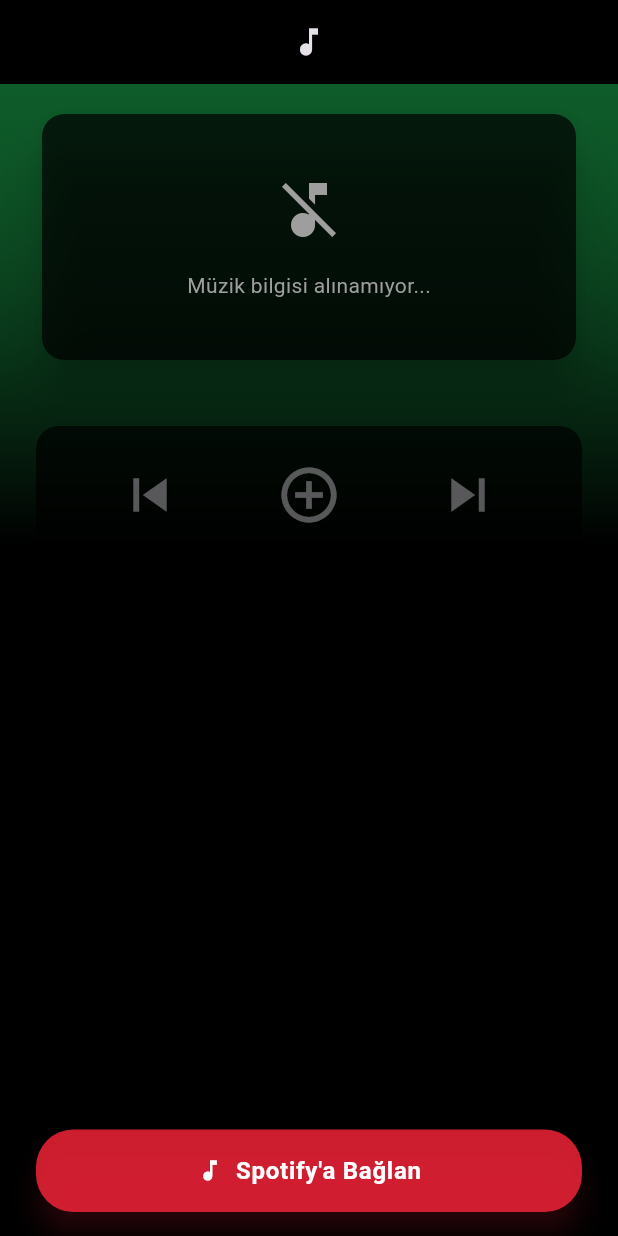
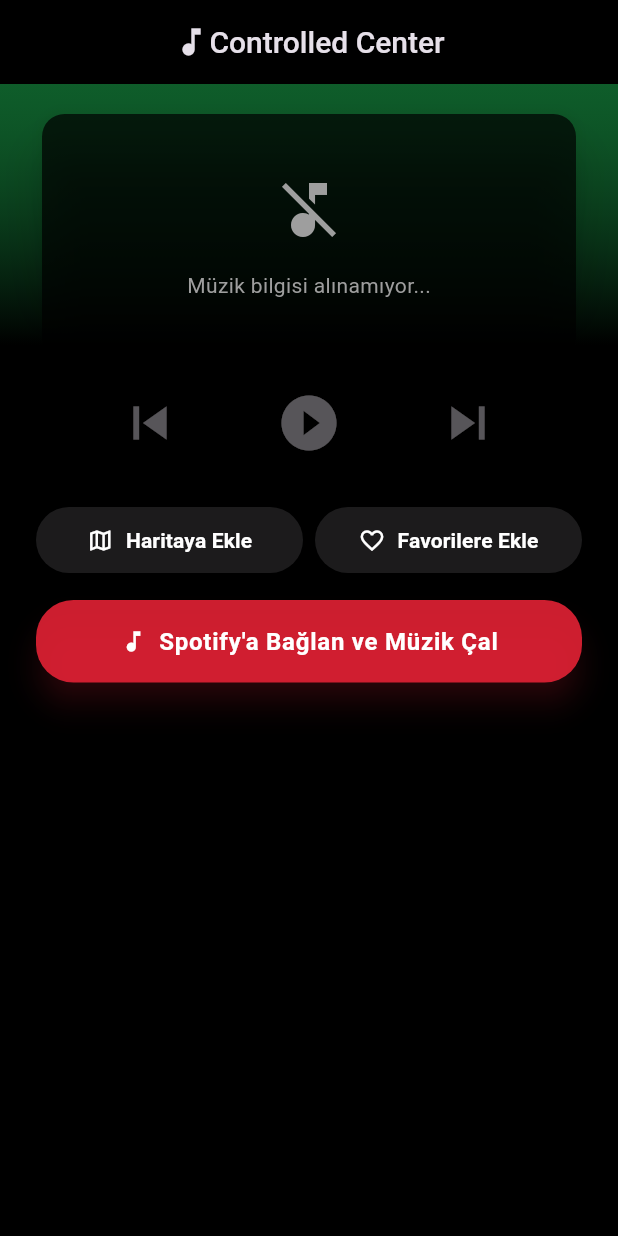
Before and after one commit to ernklyc/flutter_spotify_sdk_app, a Flutter app: the screen it shows after launch, on a phone screen of 412 x 824 dp. Run offline on Flutter 3.47's test engine with Material 3 defaults, Android fonts, the phone set to English and light mode, and no system bars; our stand-ins replace flutter_dotenv; missing offline and left inert: spotify_sdk; network calls fail.

Commit message:
Play pause button, favoriite button, map button

```diff
--- a/spotify_app/lib/main.dart
+++ b/spotify_app/lib/main.dart
@@ -78,6 +78,10 @@ class _SpotifyHomePageState extends State<SpotifyHomePage> {
               errorBuilder: (context, error, stackTrace) =>
                   const Icon(Icons.music_note),
             ),
+            Text(
+              "Controlled Center",
+              style: TextStyle(fontWeight: FontWeight.w500, fontSize: 20),
+            ),
           ],
         ),
         backgroundColor: Colors.black,
@@ -96,8 +100,12 @@ class _SpotifyHomePageState extends State<SpotifyHomePage> {
             stops: const [0.0, 0.4, 0.8],
           ),
         ),
+        child: SafeArea(
+          child: SingleChildScrollView(
+            physics: const BouncingScrollPhysics(),
             child: Padding(
-          padding: const EdgeInsets.symmetric(horizontal: 24.0, vertical: 16.0),
+              padding:
+                  const EdgeInsets.symmetric(horizontal: 24.0, vertical: 16.0),
               child: Column(
                 crossAxisAlignment: CrossAxisAlignment.stretch,
                 children: [
@@ -112,7 +120,8 @@ class _SpotifyHomePageState extends State<SpotifyHomePage> {
                       child: StreamBuilder<PlayerState>(
                         stream: SpotifySdk.subscribePlayerState(),
                         builder: (context, snapshot) {
-                      if (!snapshot.hasData || snapshot.data?.track == null) {
+                          if (!snapshot.hasData ||
+                              snapshot.data?.track == null) {
                             return const Center(
                               child: Column(
                                 mainAxisSize: MainAxisSize.min,
@@ -135,7 +144,7 @@ class _SpotifyHomePageState extends State<SpotifyHomePage> {
                           return Column(
                             crossAxisAlignment: CrossAxisAlignment.start,
                             children: [
-                          if (imageUrl != null) ...[
+                              ...[
                                 Center(
                                   child: Container(
                                     decoration: BoxDecoration(
@@ -156,7 +165,8 @@ class _SpotifyHomePageState extends State<SpotifyHomePage> {
                                         height: 240,
                                         width: 240,
                                         fit: BoxFit.cover,
-                                    errorBuilder: (context, error, stackTrace) {
+                                        errorBuilder:
+                                            (context, error, stackTrace) {
                                           return Container(
                                             height: 240,
                                             width: 240,
@@ -178,12 +188,12 @@ class _SpotifyHomePageState extends State<SpotifyHomePage> {
                                 padding: const EdgeInsets.symmetric(
                                     horizontal: 12, vertical: 6),
                                 decoration: BoxDecoration(
-                              color: const Color(0xFF1DB954)
-                                  .withOpacity(0.2), // Daha belirgin arka plan
+                                  color: const Color(0xFF1DB954).withOpacity(
+                                      0.2), // Daha belirgin arka plan
                                   borderRadius: BorderRadius.circular(4),
                                   border: Border.all(
-                                color: const Color(0xFF1DB954)
-                                    .withOpacity(0.4), // Daha belirgin kenar
+                                    color: const Color(0xFF1DB954).withOpacity(
+                                        0.4), // Daha belirgin kenar
                                     width: 1,
                                   ),
                                 ),
@@ -236,7 +246,6 @@ class _SpotifyHomePageState extends State<SpotifyHomePage> {
                       ),
                     ),
                   ),
-              const SizedBox(height: 40),
                   Container(
                     decoration: BoxDecoration(
                       color: Colors.black.withOpacity(0.7),
@@ -249,7 +258,7 @@ class _SpotifyHomePageState extends State<SpotifyHomePage> {
                         ),
                       ],
                     ),
-                padding: const EdgeInsets.symmetric(vertical: 16),
+                    padding: const EdgeInsets.symmetric(vertical: 8),
                     child: Row(
                       mainAxisAlignment: MainAxisAlignment.spaceEvenly,
                       children: [
@@ -261,10 +270,26 @@ class _SpotifyHomePageState extends State<SpotifyHomePage> {
                           splashRadius: 30,
                         ),
                         IconButton(
-                      icon: const Icon(Icons.add_circle_outline, size: 44),
+                          icon: Icon(
+                            _isPlaying
+                                ? Icons.pause_circle_filled
+                                : Icons.play_circle_filled,
+                            size: 44,
+                          ),
                           onPressed: _connected
-                          ? () {
-                              print("Artı butonuna basıldı");
+                              ? () async {
+                                  try {
+                                    if (_isPlaying) {
+                                      await SpotifySdk.pause();
+                                    } else {
+                                      await SpotifySdk.resume();
+                                    }
+                                    setState(() {
+                                      _isPlaying = !_isPlaying;
+                                    });
+                                  } catch (e) {
+                                    print("Müzik kontrolü hatası: $e");
+                                  }
                                 }
                               : null,
                           color: _connected ? Colors.white : Colors.grey[700],
@@ -281,12 +306,76 @@ class _SpotifyHomePageState extends State<SpotifyHomePage> {
                       ],
                     ),
                   ),
-              const Spacer(),
-              ElevatedButton.icon(
+                  const SizedBox(height: 16),
+                  // İki butonu yan yana yerleştiriyoruz
+                  Row(
+                    children: [
+                      Expanded(
+                        child: ElevatedButton.icon(
+                          onPressed: _connected
+                              ? () {
+                                  print("Haritaya ekle butonuna basıldı");
+                                }
+                              : null,
+                          style: ElevatedButton.styleFrom(
+                            backgroundColor: const Color(0xFF1DB954),
+                            padding: const EdgeInsets.symmetric(vertical: 12),
+                            shape: RoundedRectangleBorder(
+                              borderRadius: BorderRadius.circular(25),
+                            ),
+                          ),
+                          icon: const Icon(Icons.map_outlined,
+                              color: Colors.white),
+                          label: const Text(
+                            "Haritaya Ekle",
+                            style: TextStyle(
+                              color: Colors.white,
+                              fontSize: 14,
+                              fontWeight: FontWeight.w600,
+                            ),
+                          ),
+                        ),
+                      ),
+                      const SizedBox(width: 8), // Butonlar arası boşluk
+                      Expanded(
+                        child: ElevatedButton.icon(
+                          onPressed: _connected
+                              ? () {
+                                  print(
+                                      "Sevdiğim şarkılara ekle butonuna basıldı");
+                                }
+                              : null,
+                          style: ElevatedButton.styleFrom(
+                            backgroundColor: const Color(0xFF1DB954),
+                            padding: const EdgeInsets.symmetric(vertical: 12),
+                            shape: RoundedRectangleBorder(
+                              borderRadius: BorderRadius.circular(25),
+                            ),
+                          ),
+                          icon: const Icon(
+                            Icons.favorite_border,
+                            color: Colors.white,
+                          ),
+                          label: const Text(
+                            "Favorilere Ekle",
+                            style: TextStyle(
+                              color: Colors.white,
+                              fontSize: 14,
+                              fontWeight: FontWeight.w600,
+                            ),
+                          ),
+                        ),
+                      ),
+                    ],
+                  ),
+                  const SizedBox(height: 16),
+                  Padding(
+                    padding: const EdgeInsets.only(bottom: 20),
+                    child: ElevatedButton.icon(
                       onPressed: openAndConnectToSpotify,
                       style: ElevatedButton.styleFrom(
                         backgroundColor: _connected
-                      ? const Color(0xFF1DB954) // Tam yeşil
+                            ? const Color(0xFF1DB954)
                             : const Color(0xFFE22134).withOpacity(0.9),
                         foregroundColor: Colors.white,
                         padding: const EdgeInsets.symmetric(vertical: 16),
@@ -295,13 +384,15 @@ class _SpotifyHomePageState extends State<SpotifyHomePage> {
                         ),
                         elevation: 8,
                         shadowColor: _connected
-                      ? const Color(0xFF1DB954)
-                          .withOpacity(0.6) // Daha belirgin gölge
+                            ? const Color(0xFF1DB954).withOpacity(0.6)
                             : const Color(0xFFE22134).withOpacity(0.4),
                       ),
-                icon: Icon(_connected ? Icons.check_circle : Icons.music_note),
+                      icon: Icon(
+                          _connected ? Icons.check_circle : Icons.music_note),
                       label: Text(
-                  _connected ? "Bağlantı Aktif" : "Spotify'a Bağlan",
+                        _connected
+                            ? "Bağlantı Aktif"
+                            : "Spotify'a Bağlan ve Müzik Çal",
                         style: const TextStyle(
                           fontSize: 16,
                           fontWeight: FontWeight.w600,
@@ -309,7 +400,10 @@ class _SpotifyHomePageState extends State<SpotifyHomePage> {
                         ),
                       ),
                     ),
+                  ),
                 ],
+              ),
+            ),
           ),
         ),
       ),
```
Lines whose indentation alone changed are shown as unchanged.
